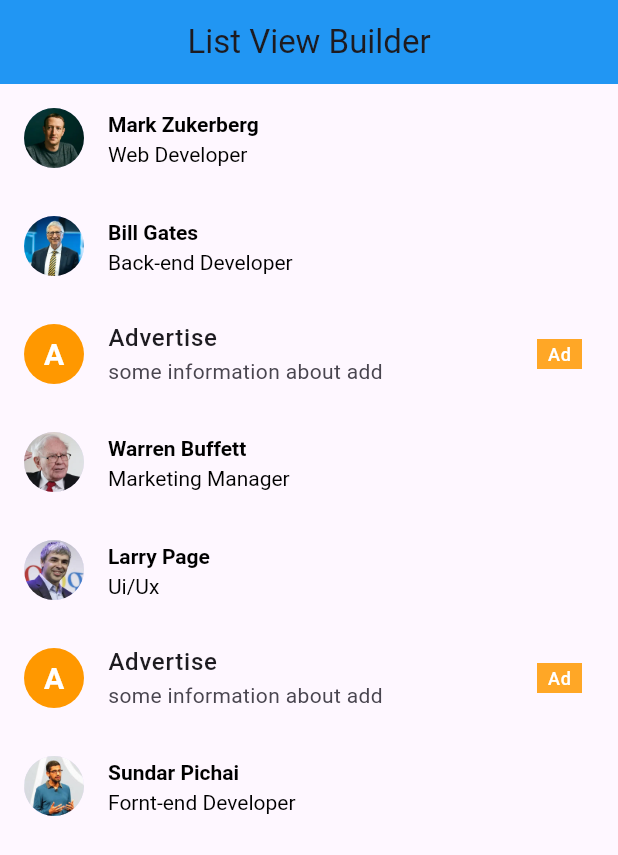
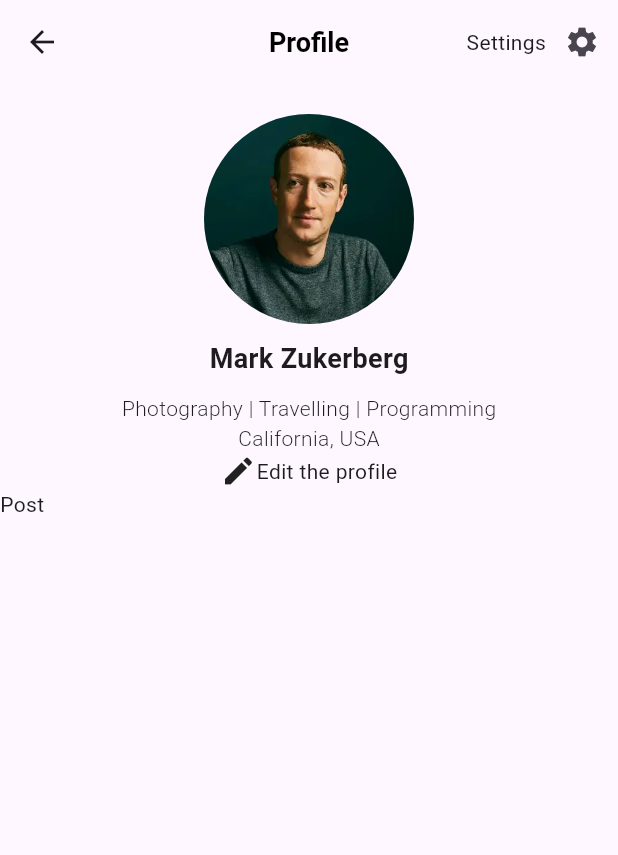
Before and after one commit to sroneez/ostad_flutter_practice, a Flutter app: the screen it shows after launch, on a phone screen of 412 x 824 dp. Shown: the top 855 px of the screen. Run offline on Flutter 3.47's test engine with Material 3 defaults, Android fonts, the phone set to English and light mode, and no system bars.

Commit message:
creating insta profile page

```diff
--- a/lib/list_view_builder_test.dart
+++ /dev/null
@@ -1,72 +0,0 @@
-import 'package:flutter/material.dart';
-import 'user.dart';
-
-class ListViewBuilderTest extends StatelessWidget{
-  const ListViewBuilderTest({Key? key}):super(key: key);
-
-  @override
-  Widget build(BuildContext context){
-    return Scaffold(
-      appBar: AppBar(
-        title:const Text('List View Builder'),
-        backgroundColor: Colors.blue,
-        centerTitle: true,
-      ),
-      body:ListView.separated(
-        separatorBuilder: (BuildContext context, int index){
-          return (index +3) % 2 ==0 ?
-            ListTile(
-            leading: const CircleAvatar(
-              child: const Text('A',
-              style: TextStyle(
-                fontSize: 20,
-                fontWeight: FontWeight.bold,
-                color: Colors.white,
-              ),
-              ),
-              backgroundColor: Colors.orange,
-            ),
-              title: const Text('Advertise',
-                style: TextStyle(
-                  fontWeight: FontWeight.w500,
-                ),
-              ),
-              subtitle:const Text('some information about add',
-                style: TextStyle(
-                  fontSize: 14,
-                ),
-              ),
-              trailing: Container(
-                alignment: Alignment.center,
-                width: 30,
-                height: 20,
-                child: const Text('Ad',style: TextStyle(fontSize: 12,color: Colors.white)),
-                color: Colors.orange.shade400,
-              ),
-          )
-              :const SizedBox(height: 0,width: 0,);
-        },
-        itemCount: users.length,
-        itemBuilder: (BuildContext context, int index){
-          return ListTile(
-            leading: CircleAvatar(
-              backgroundImage: AssetImage(
-                users[index].image,
-              ),
-            ),
-            title: Text(users[index].name),
-            titleTextStyle: const TextStyle(
-              color: Colors.black,
-              fontWeight: FontWeight.bold,
-            ),
-            subtitle: Text(users[index].profession),
-            subtitleTextStyle: const TextStyle(
-              color: Colors.black,
-              fontSize: 14,
-            ),
-          );
-        },
-      ),
-    );
-  }
-}
--- a/lib/main.dart
+++ b/lib/main.dart
@@ -1,8 +1,7 @@
 import 'package:flutter/cupertino.dart';
 import 'package:flutter/material.dart';
-import 'list_view_builder_test.dart';
-import 'user.dart';
-//import 'package:untitled/text_filed.dart';
+import 'profile_page_test.dart';
+
 
 void main(){
   runApp(MyApp());
@@ -15,7 +14,7 @@ class MyApp extends StatelessWidget{
   Widget build(BuildContext context){
     return MaterialApp(
       debugShowCheckedModeBanner: false,
-      home:ListViewBuilderTest() ,
+      home:ProfilePageTest() ,
     );
   }
 }
--- /dev/null
+++ b/lib/profile_page_test.dart
@@ -0,0 +1,69 @@
+import 'package:flutter/material.dart';
+
+class ProfilePageTest extends StatelessWidget {
+  const ProfilePageTest({Key? key}) : super(key: key);
+
+  @override
+  Widget build(BuildContext context) {
+    return Scaffold(
+        appBar: AppBar(
+          title: const Text('Profile'),
+          centerTitle: true,
+          titleTextStyle: const TextStyle(
+            fontWeight: FontWeight.bold,
+            fontSize: 18,
+            color: Colors.black,
+          ),
+          leading:
+              IconButton(onPressed: () {}, icon: const Icon(Icons.arrow_back)),
+          actions: [
+            const Text('Settings'),
+            IconButton(onPressed: () {}, icon: const Icon(Icons.settings)),
+          ],
+        ),
+        body: Center(
+          child: Column(
+            children: [
+              SizedBox(height: 20,),
+              CircleAvatar(
+                backgroundImage: AssetImage('assets/face1.webp',),
+                // minRadius: 60,
+                maxRadius: 70,
+              ),
+              const SizedBox(height: 10),
+              Text('Mark Zukerberg',
+                style:const TextStyle(
+                  fontSize: 18,
+                  fontWeight: FontWeight.bold,
+                ),
+              ),
+              const SizedBox(height: 10,),
+              Text('Photography | Travelling | Programming',
+                style: TextStyle(
+                  fontWeight: FontWeight.w300,
+                ),
+              ),
+              Text('California, USA',
+                style: TextStyle(
+                  fontWeight: FontWeight.w300,
+                ),
+              ),
+              Row(
+                mainAxisAlignment: MainAxisAlignment.center,
+                children: [
+                  Icon(Icons.edit),
+                  Text('Edit the profile'),
+                  const SizedBox(height:20),
+                ],
+              ),
+              Row(
+                children: [
+                  Text('Post'),
+                ],
+              ),
+            ],
+          ),
+        )
+    );
+  }
+}
--- a/lib/user.dart
+++ /dev/null
@@ -1,16 +0,0 @@
-class User{
-  final String name;
-  final String image;
-  final String profession;
-
-  User(this.name,this.profession,this.image);
-}
-
-List users =[
-  User('Mark Zukerberg','Web Developer','assets/face1.webp'),
-  User('Bill Gates','Back-end Developer','assets/face2.webp'),
-  User('Warren Buffett','Marketing Manager','assets/face3.webp'),
-  User('Larry Page','Ui/Ux','assets/face4.webp'),
-  User('Sundar Pichai','Fornt-end Developer','assets/face5.jpeg'),
-
-];
```
